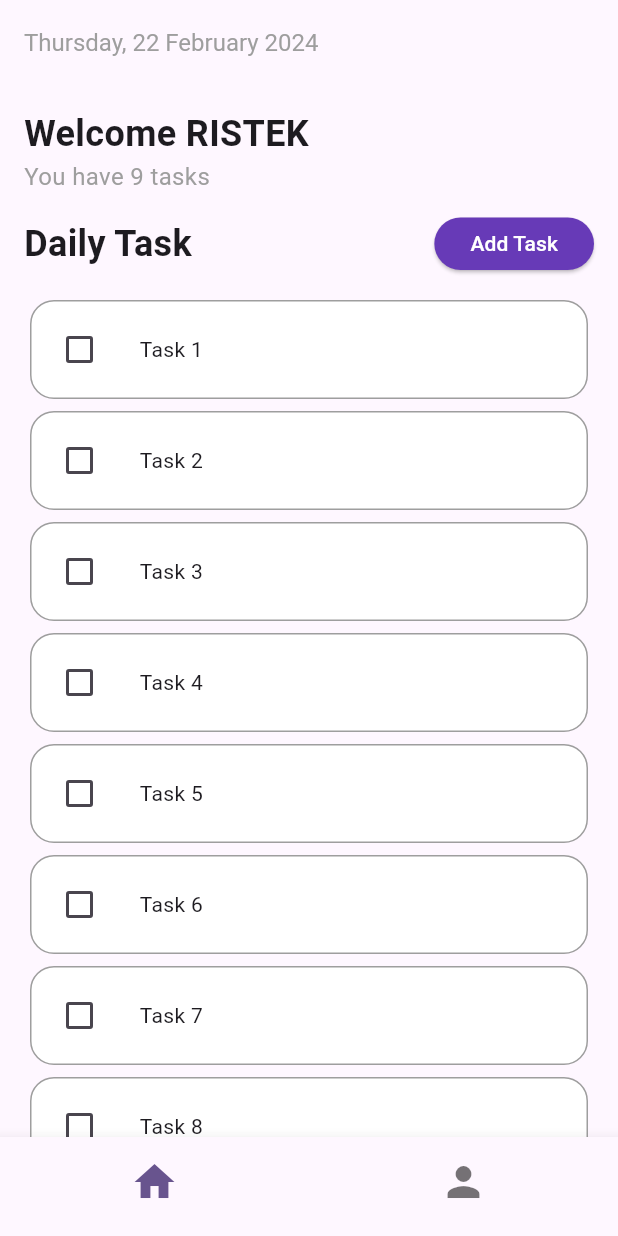
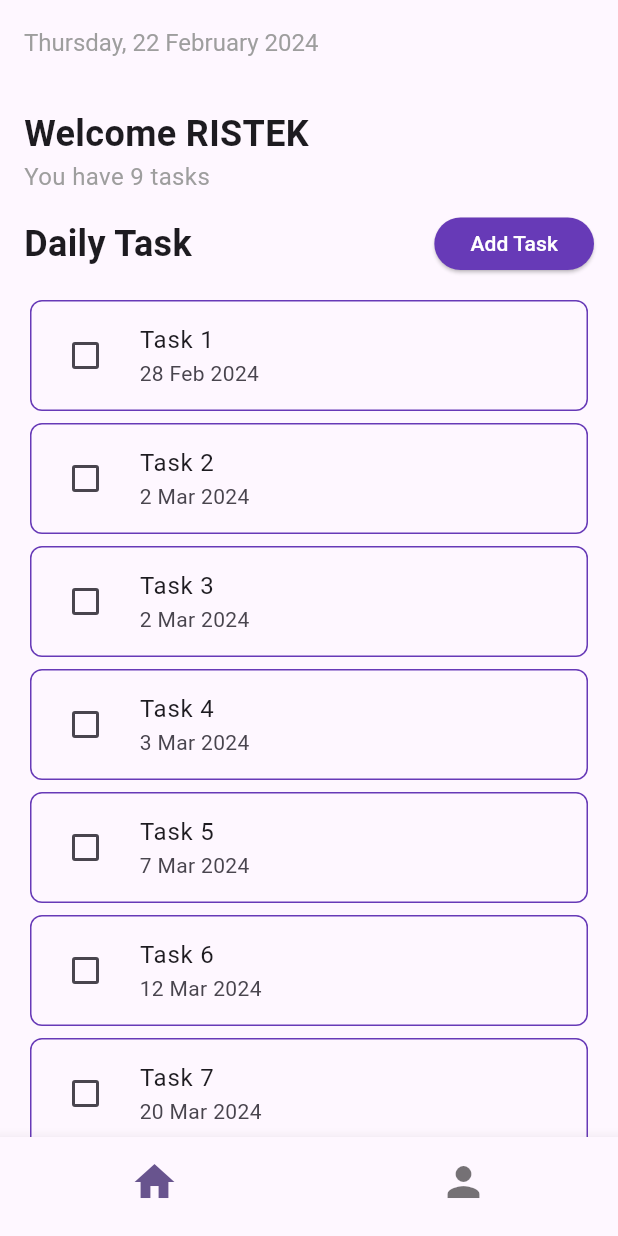
Before and after one commit to RobertBenyamin/todo_app, a Flutter app: the screen it shows after launch, on a phone screen of 412 x 824 dp. Run offline on Flutter 3.47's test engine with Material 3 defaults, Android fonts, the phone set to English and light mode, and no system bars.

Commit message:
change: Container to CheckboxListTile for todo_tile

```diff
--- a/lib/ui/todo_list.dart
+++ b/lib/ui/todo_list.dart
@@ -10,21 +10,21 @@ class TodoPage extends StatefulWidget {
 }
 
 class _TodoPageState extends State<TodoPage> {
-  List todo_list = [
-    ['Task 1', false],
-    ['Task 2', false],
-    ['Task 3', false],
-    ['Task 4', false],
-    ['Task 5', false],
-    ['Task 6', false],
-    ['Task 7', false],
-    ['Task 8', false],
-    ['Task 9', false],
+  List todoList = [
+    ['Task 1', '28 Feb 2024', false],
+    ['Task 2', '2 Mar 2024', false],
+    ['Task 3', '2 Mar 2024', false],
+    ['Task 4', '3 Mar 2024', false],
+    ['Task 5', '7 Mar 2024', false],
+    ['Task 6', '12 Mar 2024', false],
+    ['Task 7', '20 Mar 2024', false],
+    ['Task 8', '1 Apr 2024', false],
+    ['Task 9', '6 Apr 2024', false],
   ];
 
   void onCheckboxChanged(bool? value, int index) {
     setState(() {
-      todo_list[index][1] = !todo_list[index][1];
+      todoList[index][2] = !todoList[index][2];
     });
   }
 
@@ -97,11 +97,12 @@ class _TodoPageState extends State<TodoPage> {
               ListView.builder(
                 physics: const NeverScrollableScrollPhysics(),
                 shrinkWrap: true,
-                itemCount: todo_list.length,
+                itemCount: todoList.length,
                 itemBuilder: (context, index) {
                   return TodoTile(
-                    taskName: todo_list[index][0],
-                    isTaskCompleted: todo_list[index][1],
+                    taskName: todoList[index][0],
+                    deadline: todoList[index][1],
+                    isTaskCompleted: todoList[index][2],
                     onCheckboxChanged: (value) =>
                         onCheckboxChanged(value, index),
                   );
--- a/lib/util/todo_tile.dart
+++ b/lib/util/todo_tile.dart
@@ -2,12 +2,14 @@ import 'package:flutter/material.dart';
 
 class TodoTile extends StatefulWidget {
   final String taskName;
+  final String deadline;
   final bool isTaskCompleted;
   final Function(bool?)? onCheckboxChanged;
 
   const TodoTile(
       {super.key,
       required this.taskName,
+      required this.deadline,
       required this.isTaskCompleted,
       required this.onCheckboxChanged});
 
@@ -21,26 +23,17 @@ class _TodoTileState extends State<TodoTile> {
     return Padding(
       padding: const EdgeInsets.all(4.0),
       child: Container(
-        padding: const EdgeInsets.all(8),
         decoration: BoxDecoration(
-          color: Colors.white,
-          borderRadius: BorderRadius.circular(16),
-          border: Border.all(color: Colors.grey), // Add this line
+          border: Border.all(color: Colors.deepPurple),
+          borderRadius: BorderRadius.circular(8),
         ),
-        child: Row(
-          children: [
-            Checkbox(
-                value: widget.isTaskCompleted,
-                onChanged: widget.onCheckboxChanged),
-            const SizedBox(width: 16),
-            Text(
-              widget.taskName,
-              style: TextStyle(
-                  decoration: widget.isTaskCompleted
-                      ? TextDecoration.lineThrough
-                      : TextDecoration.none),
-            ),
-          ],
+        child: CheckboxListTile(
+          title: Text(widget.taskName),
+          subtitle: Text(widget.deadline),
+          value: widget.isTaskCompleted,
+          tileColor: widget.isTaskCompleted ? Colors.grey.shade300 : null,
+          onChanged: widget.onCheckboxChanged,
+          controlAffinity: ListTileControlAffinity.leading,
         ),
       ),
     );
```
